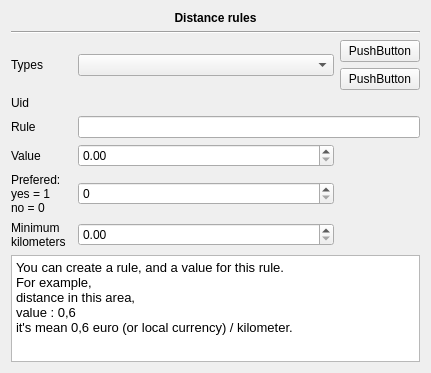
Old version of the form plugins/accountplugin/preferences/distancerulespage.ui in the repository FreeHealth/freehealth.
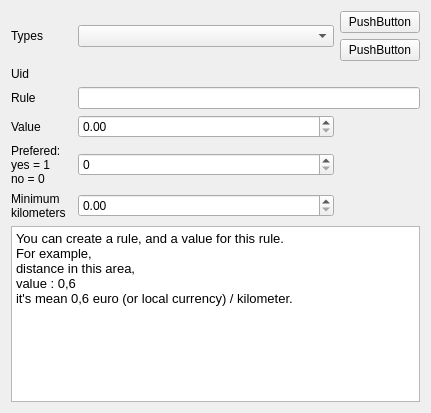
New version of the form.

The edit to the form file:
```diff
--- a/plugins/accountplugin/preferences/distancerulespage.ui
+++ b/plugins/accountplugin/preferences/distancerulespage.ui
@@ -7,14 +7,14 @@
     <x>0</x>
     <y>0</y>
     <width>431</width>
-    <height>373</height>
+    <height>413</height>
    </rect>
   </property>
   <property name="windowTitle">
    <string>Form</string>
   </property>
   <layout class="QGridLayout" name="gridLayout_2">
-   <item row="2" column="0">
+   <item row="0" column="0">
     <layout class="QGridLayout" name="gridLayout">
      <item row="0" column="0" colspan="2">
       <widget class="QLabel" name="distanceRulesLabel">
@@ -166,29 +166,6 @@
      </item>
     </layout>
    </item>
-   <item row="0" column="0">
-    <widget class="QLabel" name="label">
-     <property name="font">
-      <font>
-       <weight>75</weight>
-       <bold>true</bold>
-      </font>
-     </property>
-     <property name="text">
-      <string>Distance rules</string>
-     </property>
-     <property name="alignment">
-      <set>Qt::AlignCenter</set>
-     </property>
-    </widget>
-   </item>
-   <item row="1" column="0">
-    <widget class="Line" name="line">
-     <property name="orientation">
-      <enum>Qt::Horizontal</enum>
-     </property>
-    </widget>
-   </item>
   </layout>
  </widget>
  <resources/>
```
